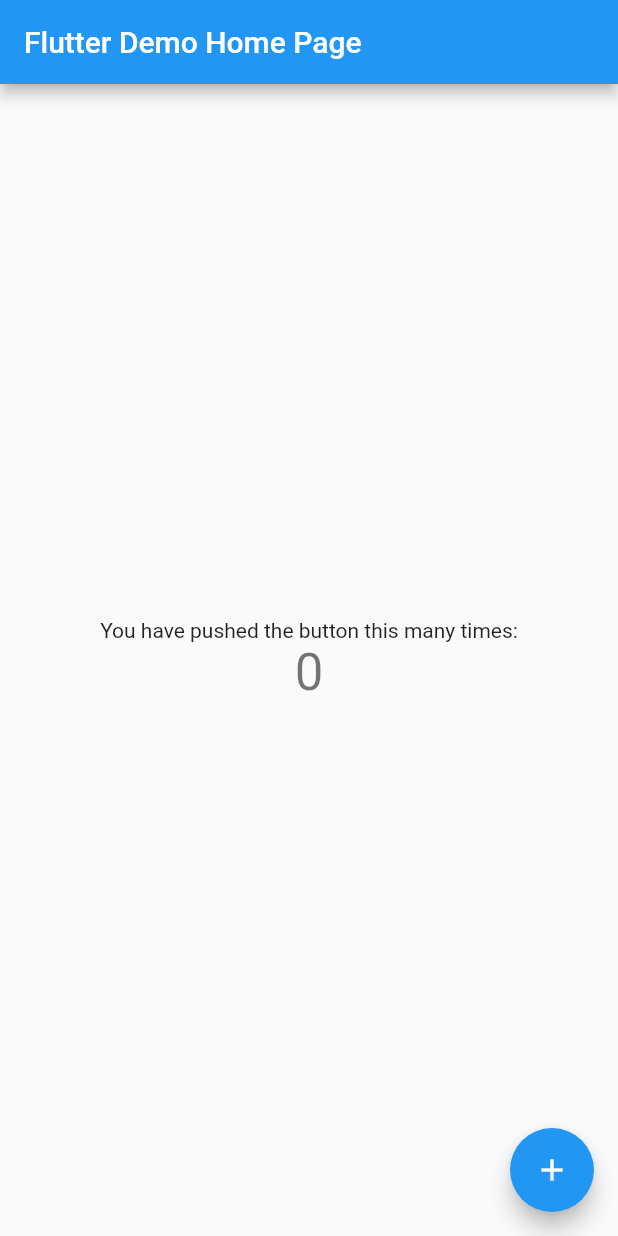
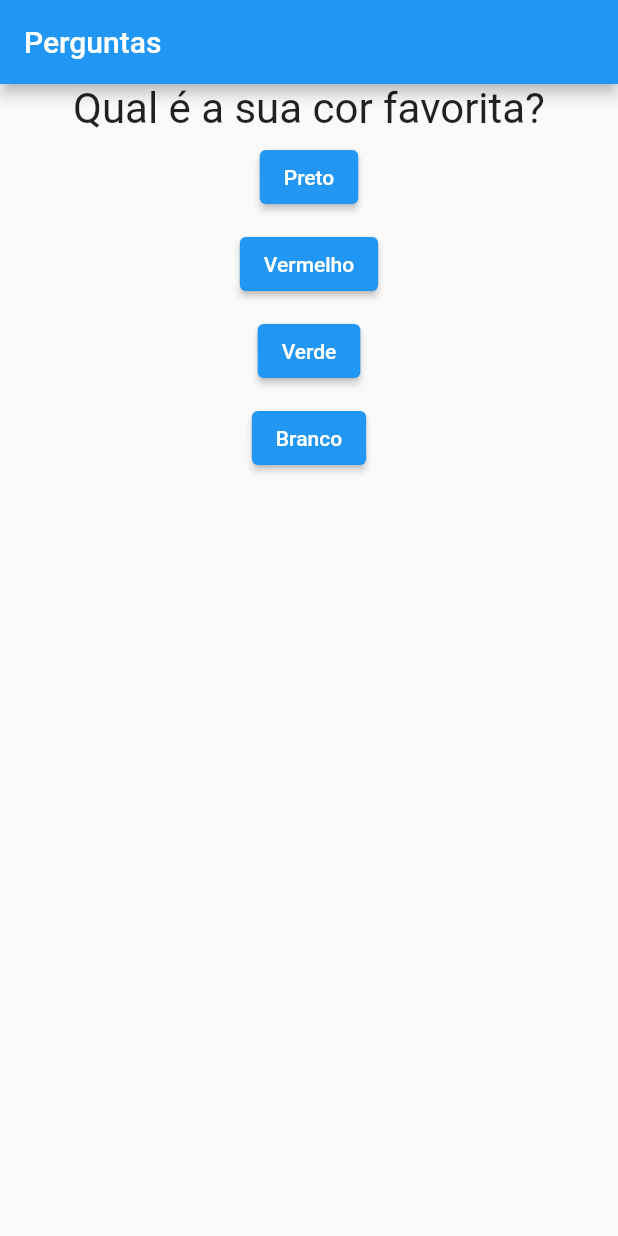
Before and after one commit to Jose-Alves92/projeto_perguntas, a Flutter app: the screen it shows after launch, on a phone screen of 412 x 824 dp. Run offline on Flutter 3.47's test engine with Material 2 defaults, Android fonts, the phone set to English and light mode, and no system bars.

Commit message:
Primeira versão falta page resultado

```diff
--- a/lib/main.dart
+++ b/lib/main.dart
@@ -1,113 +1,101 @@
 import 'package:flutter/material.dart';
+import 'questao.dart';
 
-void main() {
-  runApp(MyApp());
+main() => runApp(new PerguntaApp());
+
+class PerguntaApp extends StatefulWidget {
+  PerguntaAppState createState() {
+    return PerguntaAppState();
+  }
 }
 
-class MyApp extends StatelessWidget {
-  // This widget is the root of your application.
-  @override
+class PerguntaAppState extends State<PerguntaApp> {
+  int perguntaSelecionada = 0;
+  final List<Map<String, Object>> perguntas = const [
+    {
+        'texto': 'Qual é a sua cor favorita?',
+        'resposta': [
+          {'texto':'Preto', 'pontuacao': 10},
+          {'texto':'Vermelho', 'pontuacao': 5},
+          {'texto':'Verde', 'pontuacao': 3},
+          {'texto':'Branco', 'pontuacao': 1}
+          ],
+      },
+      {
+        'texto': 'Qual é o seu animal favorito?',
+        'resposta': [
+          {'texto':'Coelho', 'pontuacao': 10},
+          {'texto':'Cobra', 'pontuacao': 5},
+          {'texto':'Elefante', 'pontuacao': 3},
+          {'texto':'Leão', 'pontuacao': 1},
+          ]
+      },
+      {
+        'texto': 'Qual é o seu instrutor favorito?',
+        'resposta': [
+          {'texto':'Maria', 'pontuacao': 10},
+          {'texto':'João', 'pontuacao': 5},
+          {'texto':'Leo', 'pontuacao': 3},
+          {'texto':'Pedro', 'pontuacao': 1},
+          ]
+      },
+  ];
+
+  void responder() {
+    setState(() {
+       perguntaSelecionada ++;
+    });
+
+    print(perguntaSelecionada);
+  }
+
+  bool temPerguntaSelecionada() {
+    return perguntaSelecionada < perguntas.length;
+  }
+
   Widget build(BuildContext context) {
-    return MaterialApp(
-      title: 'Flutter Demo',
-      theme: ThemeData(
-        // This is the theme of your application.
-        //
-        // Try running your application with "flutter run". You'll see the
-        // application has a blue toolbar. Then, without quitting the app, try
-        // changing the primarySwatch below to Colors.green and then invoke
-        // "hot reload" (press "r" in the console where you ran "flutter run",
-        // or simply save your changes to "hot reload" in a Flutter IDE).
-        // Notice that the counter didn't reset back to zero; the application
-        // is not restarted.
-        primarySwatch: Colors.blue,
-      ),
-      home: MyHomePage(title: 'Flutter Demo Home Page'),
+    List<Map<String, Object>> respostas = temPerguntaSelecionada() ? perguntas[perguntaSelecionada].cast()['resposta'] : [];
+    return new MaterialApp(
+        home: Scaffold(
+          appBar: AppBar(
+            title: Text('Perguntas'),
+          ),
+          body: temPerguntaSelecionada() ? Center(
+            child: Column(
+              children: <Widget>[
+                Questao(perguntas[perguntaSelecionada]['texto'].toString()),
+                Container(
+                  margin: EdgeInsets.all(5),
+                  child: ElevatedButton(
+                    child: Text(respostas[0].cast()['texto']),
+                    onPressed: responder,
+                    ),
+                ),
+                Container(
+                  margin: EdgeInsets.all(5),
+                  child: ElevatedButton(
+                    child: Text(respostas[1].cast()['texto']),
+                    onPressed: responder,
+                    ),
+                ),
+                Container(
+                  margin: EdgeInsets.all(5),
+                  child: ElevatedButton(
+                    child: Text(respostas[2].cast()['texto']),
+                    onPressed: responder,
+                    ),
+                ),
+                Container(
+                  margin: EdgeInsets.all(5),
+                  child: ElevatedButton(
+                    child: Text(respostas[3].cast()['texto']),
+                    onPressed: responder,
+                    ),
+                ),
+              ],
+            ),
+          ) : null,
+        ),
     );
   }
 }
-
-class MyHomePage extends StatefulWidget {
-  MyHomePage({Key? key, required this.title}) : super(key: key);
-
-  // This widget is the home page of your application. It is stateful, meaning
-  // that it has a State object (defined below) that contains fields that affect
-  // how it looks.
-
-  // This class is the configuration for the state. It holds the values (in this
-  // case the title) provided by the parent (in this case the App widget) and
-  // used by the build method of the State. Fields in a Widget subclass are
-  // always marked "final".
-
-  final String title;
-
-  @override
-  _MyHomePageState createState() => _MyHomePageState();
-}
-
-class _MyHomePageState extends State<MyHomePage> {
-  int _counter = 0;
-
-  void _incrementCounter() {
-    setState(() {
-      // This call to setState tells the Flutter framework that something has
-      // changed in this State, which causes it to rerun the build method below
-      // so that the display can reflect the updated values. If we changed
-      // _counter without calling setState(), then the build method would not be
-      // called again, and so nothing would appear to happen.
-      _counter++;
-    });
-  }
-
-  @override
-  Widget build(BuildContext context) {
-    // This method is rerun every time setState is called, for instance as done
-    // by the _incrementCounter method above.
-    //
-    // The Flutter framework has been optimized to make rerunning build methods
-    // fast, so that you can just rebuild anything that needs updating rather
-    // than having to individually change instances of widgets.
-    return Scaffold(
-      appBar: AppBar(
-        // Here we take the value from the MyHomePage object that was created by
-        // the App.build method, and use it to set our appbar title.
-        title: Text(widget.title),
-      ),
-      body: Center(
-        // Center is a layout widget. It takes a single child and positions it
-        // in the middle of the parent.
-        child: Column(
-          // Column is also a layout widget. It takes a list of children and
-          // arranges them vertically. By default, it sizes itself to fit its
-          // children horizontally, and tries to be as tall as its parent.
-          //
-          // Invoke "debug painting" (press "p" in the console, choose the
-          // "Toggle Debug Paint" action from the Flutter Inspector in Android
-          // Studio, or the "Toggle Debug Paint" command in Visual Studio Code)
-          // to see the wireframe for each widget.
-          //
-          // Column has various properties to control how it sizes itself and
-          // how it positions its children. Here we use mainAxisAlignment to
-          // center the children vertically; the main axis here is the vertical
-          // axis because Columns are vertical (the cross axis would be
-          // horizontal).
-          mainAxisAlignment: MainAxisAlignment.center,
-          children: <Widget>[
-            Text(
-              'You have pushed the button this many times:',
-            ),
-            Text(
-              '$_counter',
-              style: Theme.of(context).textTheme.headline4,
-            ),
-          ],
-        ),
-      ),
-      floatingActionButton: FloatingActionButton(
-        onPressed: _incrementCounter,
-        tooltip: 'Increment',
-        child: Icon(Icons.add),
-      ), // This trailing comma makes auto-formatting nicer for build methods.
-    );
-  }
-}
--- /dev/null
+++ b/lib/questao.dart
@@ -0,0 +1,17 @@
+import 'package:flutter/material.dart';
+
+class Questao extends StatelessWidget {
+  final String texto;
+
+  Questao(this.texto);
+
+  Widget build(BuildContext context) {
+    return Container(
+      width: double.infinity,
+      child: Text(texto,
+        style: TextStyle(fontSize: 28),
+        textAlign: TextAlign.center,
+      )
+      );
+  }
+}
```
Also changed, not shown: 1 other file.
